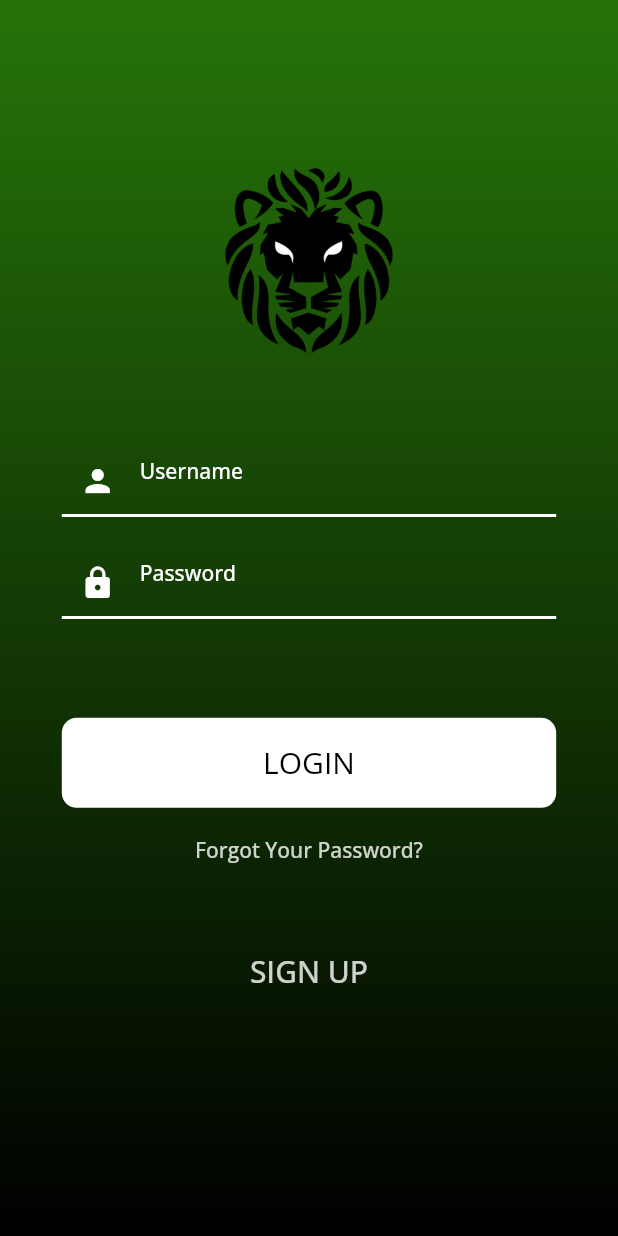
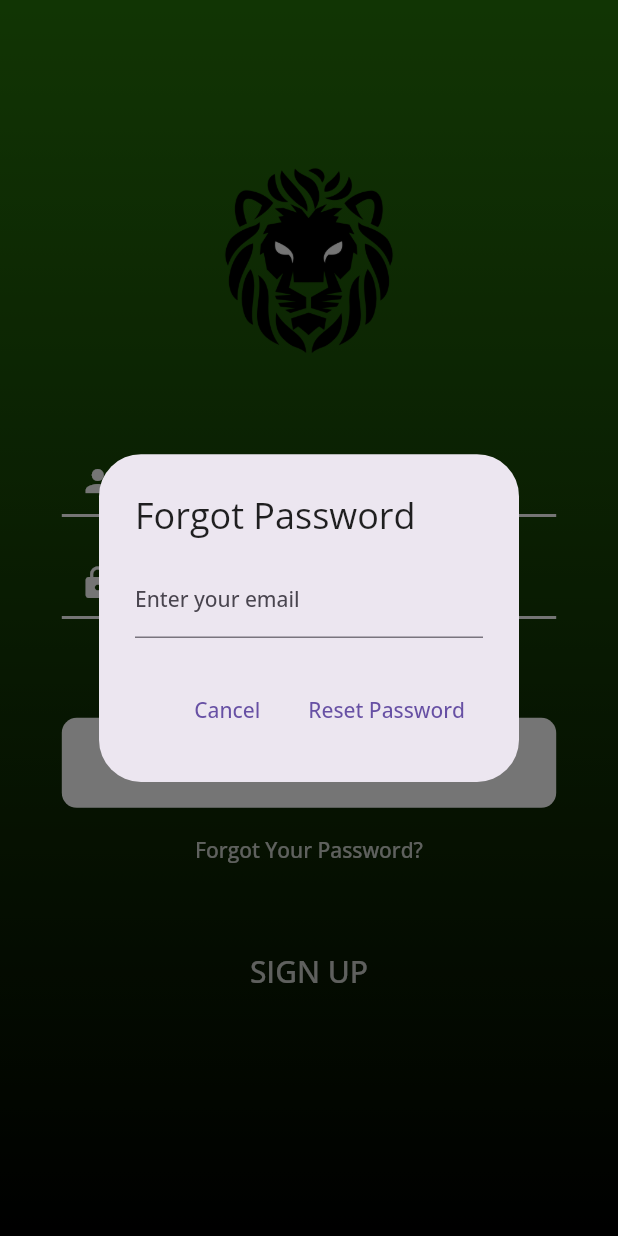
Before and after one commit to thesheerazali/flim_fusion, a Flutter app: the screen it shows after launch, after a tap on "Forgot Your Password?", on a phone screen of 412 x 824 dp. Run offline on Flutter 3.47's test engine with Material 2 defaults, Android fonts, the phone set to English and light mode, and no system bars; our stand-ins replace cached_network_image, cloud_firestore, firebase_auth, firebase_core, flutter_rating_bar, fluttertoast and 3 more; accounts and stored records are empty.

Commit message:
login done with forget password and logn wth phone

```diff
--- a/lib/screens/auth/login_screen.dart
+++ b/lib/screens/auth/login_screen.dart
@@ -3,6 +3,8 @@ import 'package:film_fusion/utils/toast_message.dart';
 import 'package:firebase_auth/firebase_auth.dart';
 import 'package:flutter/material.dart';
 import 'package:get/get.dart';
+
+import 'login_with_phone.dart';
 
 class LoginScreen extends StatefulWidget {
   const LoginScreen({super.key});
@@ -11,8 +13,11 @@ class LoginScreen extends StatefulWidget {
   State<LoginScreen> createState() => _LoginScreenState();
 }
 
+enum LoginType { email, phone }
+
 class _LoginScreenState extends State<LoginScreen> {
   bool isLoading = false;
+  LoginType _loginType = LoginType.email; // Default to email login
   // final _formKey = GlobalKey<FormState>();
   // TextEditingController emailController = TextEditingController();
   // TextEditingController passwordController = TextEditingController();
@@ -41,6 +46,7 @@ class _LoginScreenState extends State<LoginScreen> {
     setState(() {
       isLoading = true;
     });
+
     _auth
         .signInWithEmailAndPassword(
             email: _useremailController.text.toString(),
@@ -173,7 +179,7 @@ class _LoginScreenState extends State<LoginScreen> {
                 height: Get.height * .005,
               ),
               TextButton(
-                onPressed: () {},
+                onPressed: () =>forgetPassowrdDialog(),
                 child: Text(
                   "Forgot Your Password?",
                   style: TextStyle(
@@ -181,6 +187,30 @@ class _LoginScreenState extends State<LoginScreen> {
                   ),
                 ),
               ),
+              // GestureDetector(
+              //   onTap: () {
+              //     Get.to(PhoneNumberScreen());
+              //   },
+              //   child: Container(
+              //     height: 60,
+              //     width: double.infinity,
+              //     decoration: BoxDecoration(
+              //         borderRadius: BorderRadius.circular(10),
+              //         color: Colors.white),
+              //     child: Center(
+              //         child: isLoading
+              //             ? const Center(
+              //                 child: CircularProgressIndicator(
+              //                   color: Colors.black,
+              //                 ),
+              //               )
+              //             : const Text(
+              //                 "LOGIN WITH PHONE",
+              //                 style:
+              //                     TextStyle(color: Colors.black, fontSize: 20),
+              //               )),
+              //   ),
+              // ),
               SizedBox(
                 height: Get.height * .04,
               ),
@@ -197,114 +227,53 @@ class _LoginScreenState extends State<LoginScreen> {
       ),
     );
   }
+
+   Future<void> sendPasswordResetEmail(String email) async {
+    try {
+      await FirebaseAuth.instance.sendPasswordResetEmail(email: email);
+      Get.snackbar("Password Reset Email Sent", "Check your email for password reset instructions.",
+          snackPosition: SnackPosition.BOTTOM,
+          backgroundColor: Colors.greenAccent.withOpacity(0.7));
+    } catch (error) {
+      Get.snackbar("Error", error.toString(),
+          snackPosition: SnackPosition.BOTTOM,
+          backgroundColor: Colors.redAccent.withOpacity(0.7));
+    }
+  }
+
+  void forgetPassowrdDialog(){
+     showDialog(
+      context: context,
+      builder: (BuildContext context) {
+        TextEditingController emailController = TextEditingController();
+        return AlertDialog(
+          title: Text("Forgot Password"),
+          content: TextField(
+            controller: emailController,
+            decoration: InputDecoration(
+              labelText: "Enter your email",
+            ),
+          ),
+          actions: [
+            TextButton(
+              onPressed: () {
+                Navigator.of(context).pop();
+              },
+              child: Text("Cancel"),
+            ),
+            TextButton(
+              onPressed: () {
+                String email = emailController.text;
+                if (email.isNotEmpty) {
+                  sendPasswordResetEmail(email);
+                  Navigator.of(context).pop();
+                }
+              },
+              child: Text("Reset Password"),
+            ),
+          ],
+        );
+      },
+    );
+  }
 }
-
-
-
-
-// Form(
-//           key: _formKey,
-//           child: SingleChildScrollView(
-//             child: Padding(
-//               padding:
-//                   const EdgeInsets.symmetric(horizontal: 16, vertical: 200),
-//               child: Column(
-//                 mainAxisAlignment: MainAxisAlignment.center,
-//                 crossAxisAlignment: CrossAxisAlignment.center,
-//                 children: [
-//                   TextFormField(
-//                     controller: emailController,
-//                     keyboardType: TextInputType.emailAddress,
-//                     decoration: InputDecoration(
-//                       hintText: "Email",
-//                       hintStyle: const TextStyle(
-//                         fontSize: 16,
-//                         color: Colors.white,
-//                       ),
-//                       filled: true,
-//                       fillColor: Colors.black.withOpacity(0.4),
-//                       border: OutlineInputBorder(
-//                         borderRadius: BorderRadius.circular(10),
-//                         borderSide: BorderSide.none,
-//                       ),
-//                     ),
-//                     validator: (value) {
-//                       if (value!.isEmpty) {
-//                         return "Enter Email";
-//                       }
-//                       return null;
-//                     },
-//                   ),
-//                   const SizedBox(
-//                     height: 20,
-//                   ),
-//                   TextFormField(
-//                     controller: passwordController,
-//                     keyboardType: TextInputType.text,
-//                     obscureText: true,
-//                     decoration: InputDecoration(
-//                       hintText: "Password",
-//                       hintStyle: const TextStyle(
-//                         fontSize: 16,
-//                         color: Colors.white,
-//                       ),
-//                       filled: true,
-//                       fillColor: Colors.black.withOpacity(0.4),
-//                       border: OutlineInputBorder(
-//                         borderRadius: BorderRadius.circular(10),
-//                         borderSide: BorderSide.none,
-//                       ),
-//                     ),
-//                     validator: (value) {
-//                       if (value!.isEmpty) {
-//                         return "Enter Password";
-//                       }
-//                       return null;
-//                     },
-//                   ),
-//                   const SizedBox(
-//                     height: 40,
-//                   ),
-//                   GestureDetector(
-//                     onTap: () {
-//                       if (_formKey.currentState!.validate()) {
-//                         login();
-//                       }
-//                     },
-//                     child: Container(
-//                       height: 50,
-//                       width: double.infinity,
-//                       decoration: BoxDecoration(
-//                           color: Colors.blue,
-//                           borderRadius: BorderRadius.circular(10)),
-//                       child: Center(
-                          // child: isLoading
-                          //     ? const Center(
-                          //         child: CircularProgressIndicator(
-                          //           color: Colors.white,
-                          //         ),
-                          //       )
-                          //     : const Text(
-//                                   "Login",
-//                                   style: TextStyle(
-//                                       fontSize: 16,
-//                                       fontWeight: FontWeight.w600),
-//                                 )),
-//                     ),
-//                   ),
-//                   const SizedBox(
-//                     height: 20,
-//                   ),
-//                   Row(
-//                     mainAxisAlignment: MainAxisAlignment.center,
-//                     children: [
-//                       const Text("Don't have an account?"),
-//                       TextButton(
-//                           onPressed: () => Get.toNamed(signup),
-//                           child: const Text("Sign Up"))
-//                     ],
-//                   )
-//                 ],
-//               ),
-//             ),
-//           )),
```
Also changed, not shown: lib/screens/auth/login_sms_code_screen.dart (added, +56 -0 lines), lib/screens/auth/login_with_phone.dart (added, +57 -0 lines).
